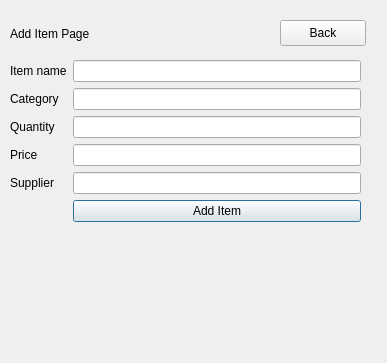
YUSIFABOOD/Inventory, file additem.ui: the form before one commit.
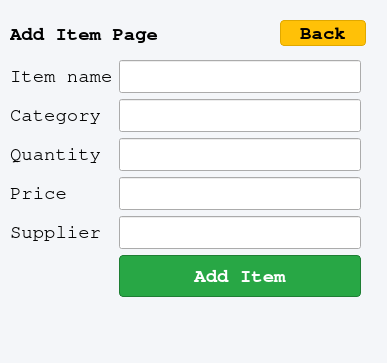
The form after the commit.

Patch:
```diff
--- a/additem.ui
+++ b/additem.ui
@@ -13,6 +13,15 @@
   <property name="windowTitle">
    <string>Add Item</string>
   </property>
+  <property name="styleSheet">
+   <string notr="true">QDialog {
+    background-color: #f4f6f9;   /* Soft light gray */
+    color: #212529;              /* Neutral dark text */
+    font-family: &quot;Segoe UI&quot;, sans-serif;
+    font-size: 13px;
+}
+</string>
+  </property>
   <widget class="QLabel" name="label">
    <property name="geometry">
     <rect>
@@ -22,6 +31,13 @@
      <height>48</height>
     </rect>
    </property>
+   <property name="font">
+    <font>
+     <family>Nimbus Mono PS</family>
+     <pointsize>14</pointsize>
+     <bold>true</bold>
+    </font>
+   </property>
    <property name="text">
     <string>Add Item Page</string>
    </property>
@@ -35,19 +51,44 @@
      <height>281</height>
     </rect>
    </property>
+   <property name="font">
+    <font>
+     <family>Nimbus Mono PS</family>
+     <pointsize>14</pointsize>
+    </font>
+   </property>
    <layout class="QFormLayout" name="formLayout">
     <item row="0" column="0">
      <widget class="QLabel" name="label_2">
+      <property name="font">
+       <font>
+        <family>Nimbus Mono PS</family>
+        <pointsize>14</pointsize>
+       </font>
+      </property>
       <property name="text">
        <string>Item name</string>
       </property>
      </widget>
     </item>
     <item row="0" column="1">
-     <widget class="QLineEdit" name="item_name"/>
+     <widget class="QLineEdit" name="item_name">
+      <property name="font">
+       <font>
+        <family>Nimbus Mono PS</family>
+        <pointsize>14</pointsize>
+       </font>
+      </property>
+     </widget>
     </item>
     <item row="1" column="0">
      <widget class="QLabel" name="label_3">
+      <property name="font">
+       <font>
+        <family>Nimbus Mono PS</family>
+        <pointsize>14</pointsize>
+       </font>
+      </property>
       <property name="text">
        <string>Category</string>
       </property>
@@ -55,43 +96,115 @@
     </item>
     <item row="2" column="0">
      <widget class="QLabel" name="label_4">
+      <property name="font">
+       <font>
+        <family>Nimbus Mono PS</family>
+        <pointsize>14</pointsize>
+       </font>
+      </property>
       <property name="text">
        <string>Quantity</string>
       </property>
      </widget>
     </item>
     <item row="2" column="1">
-     <widget class="QLineEdit" name="item_quantity"/>
+     <widget class="QLineEdit" name="item_quantity">
+      <property name="font">
+       <font>
+        <family>Nimbus Mono PS</family>
+        <pointsize>14</pointsize>
+       </font>
+      </property>
+     </widget>
     </item>
     <item row="3" column="0">
      <widget class="QLabel" name="label_5">
+      <property name="font">
+       <font>
+        <family>Nimbus Mono PS</family>
+        <pointsize>14</pointsize>
+       </font>
+      </property>
       <property name="text">
        <string>Price</string>
       </property>
      </widget>
     </item>
     <item row="3" column="1">
-     <widget class="QLineEdit" name="item_price"/>
+     <widget class="QLineEdit" name="item_price">
+      <property name="font">
+       <font>
+        <family>Nimbus Mono PS</family>
+        <pointsize>14</pointsize>
+       </font>
+      </property>
+     </widget>
     </item>
     <item row="4" column="0">
      <widget class="QLabel" name="label_6">
+      <property name="font">
+       <font>
+        <family>Nimbus Mono PS</family>
+        <pointsize>14</pointsize>
+       </font>
+      </property>
       <property name="text">
        <string>Supplier</string>
       </property>
      </widget>
     </item>
     <item row="4" column="1">
-     <widget class="QLineEdit" name="supplier_name"/>
+     <widget class="QLineEdit" name="supplier_name">
+      <property name="font">
+       <font>
+        <family>Nimbus Mono PS</family>
+        <pointsize>14</pointsize>
+       </font>
+      </property>
+     </widget>
     </item>
     <item row="5" column="1">
      <widget class="QPushButton" name="add_item_button">
+      <property name="font">
+       <font>
+        <family>Nimbus Mono PS</family>
+        <pointsize>14</pointsize>
+        <bold>true</bold>
+       </font>
+      </property>
+      <property name="styleSheet">
+       <string notr="true">QPushButton#add_item_button {
+  background-color: #28a745;    /* Bootstrap success green */
+  color: white;
+  border-style: solid;
+  border-width: 1px;
+  border-color: #1e7e34;        /* Slightly darker green border */
+  border-radius: 4px;
+  padding: 6px 12px;
+  font-weight: bold;
+}
+QPushButton#add_item_button:hover {
+  background-color: #1e7e34;
+}
+QPushButton#add_item_button:pressed {
+  background-color: #155d27;
+}
+</string>
+      </property>
       <property name="text">
        <string>Add Item</string>
       </property>
      </widget>
     </item>
     <item row="1" column="1">
-     <widget class="QLineEdit" name="category"/>
+     <widget class="QLineEdit" name="category">
+      <property name="font">
+       <font>
+        <family>Nimbus Mono PS</family>
+        <pointsize>14</pointsize>
+       </font>
+      </property>
+     </widget>
     </item>
    </layout>
   </widget>
@@ -104,6 +217,32 @@
      <height>26</height>
     </rect>
    </property>
+   <property name="font">
+    <font>
+     <family>Nimbus Mono PS</family>
+     <pointsize>14</pointsize>
+     <bold>true</bold>
+    </font>
+   </property>
+   <property name="styleSheet">
+    <string notr="true">QPushButton#backButton {
+  background-color: #FFC107;    /* Bootstrap warning yellow */
+  color: black;                 /* Dark text for contrast */
+  border-style: solid;
+  border-width: 1px;
+  border-color: #e0a800;        /* Slightly darker yellow border */
+  border-radius: 4px;
+  padding: 6px 12px;
+  font-weight: bold;
+}
+QPushButton#backButton:hover {
+  background-color: #e0a800;    /* Darker on hover */
+}
+QPushButton#backButton:pressed {
+  background-color: #c69500;    /* Even darker when pressed */
+}
+</string>
+   </property>
    <property name="text">
     <string>Back</string>
    </property>
```
